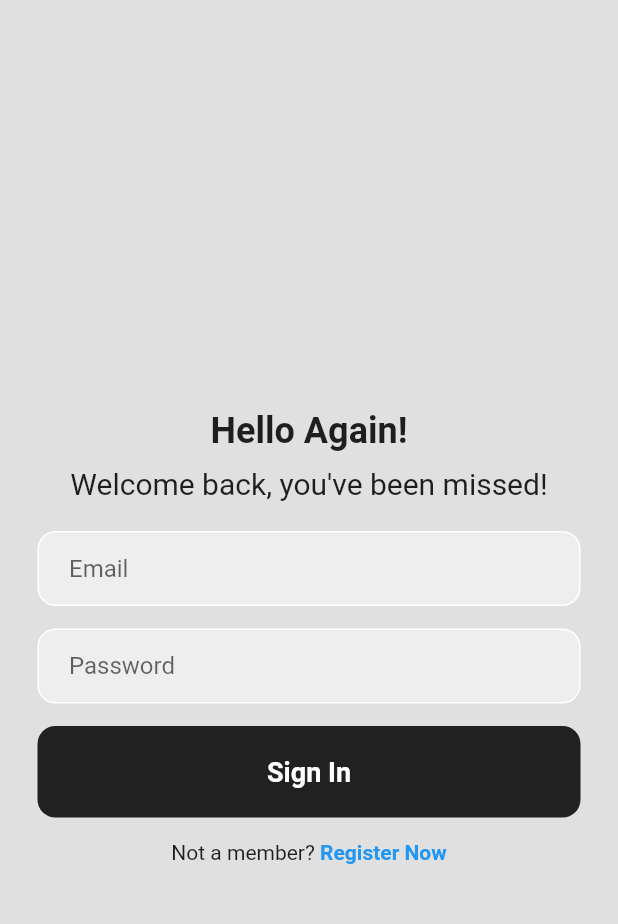
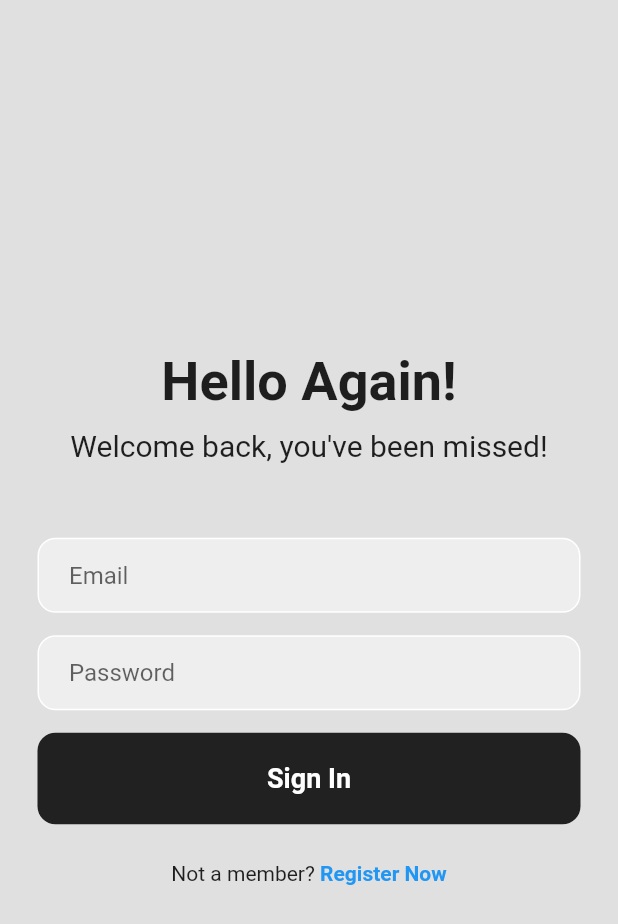
Before and after one commit to kwakyebrilliant/loginui, a Flutter app: the screen it shows after launch, on a phone screen of 412 x 824 dp. Shown: the top 924 px of the screen. Run offline on Flutter 3.47's test engine with Material 2 defaults, Android fonts, the phone set to English and light mode, and no system bars.

Commit message:
login updates

```diff
--- a/lib/login_paage.dart
+++ b/lib/login_paage.dart
@@ -17,13 +17,12 @@ class _LoginPageState extends State<LoginPage> {
           child: Column(
             mainAxisAlignment: MainAxisAlignment.center,
             children: [
-              const SizedBox(height: 25.0),
               //Hello again!
               const Text(
                 'Hello Again!',
                 style: TextStyle(
                   fontWeight: FontWeight.bold,
-                  fontSize: 24.0,
+                  fontSize: 36.0,
                 ),
               ),
               const SizedBox(height: 10.0),
@@ -33,7 +32,7 @@ class _LoginPageState extends State<LoginPage> {
                   fontSize: 20.0,
                 ),
               ),
-              const SizedBox(height: 20.0),
+              const SizedBox(height: 50.0),
 
               //email textfield
               Padding(
@@ -104,7 +103,7 @@ class _LoginPageState extends State<LoginPage> {
                 ),
               ),
 
-              const SizedBox(height: 15.0),
+              const SizedBox(height: 25.0),
 
               //not a member? register now
               const Row(
```
